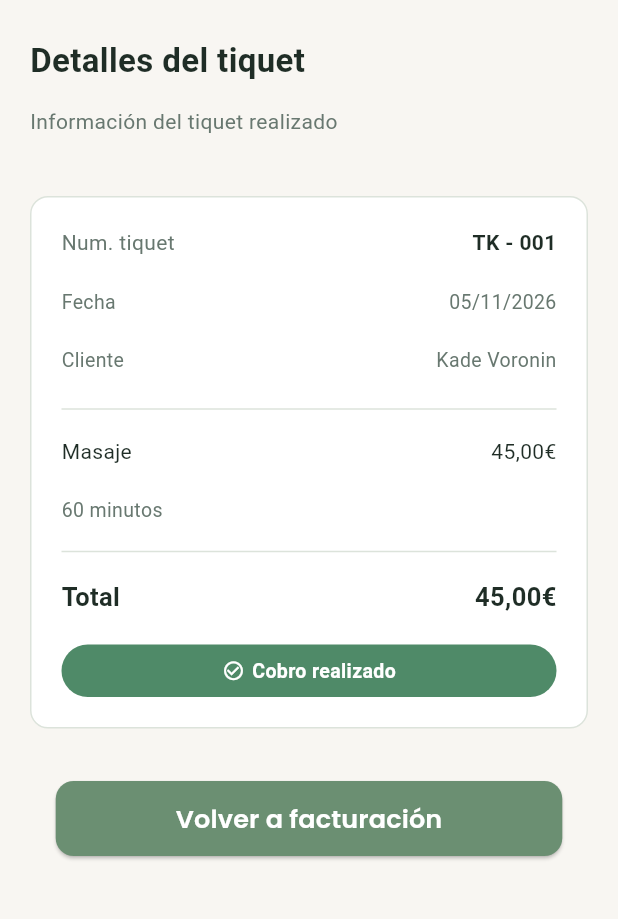
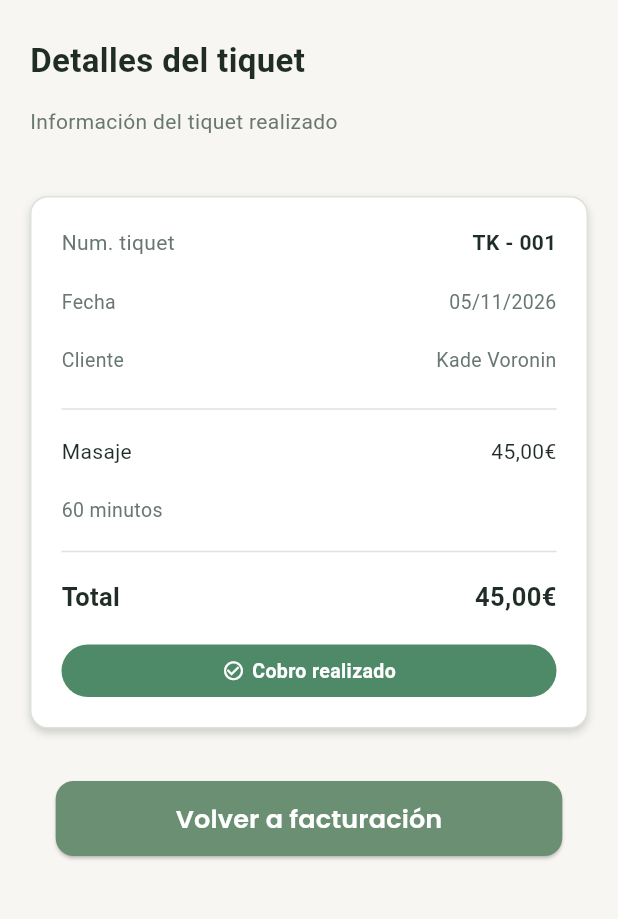
Before and after one commit to JordiCoso/VaporBooking, a Flutter app: the screen it shows after launch, after a tap on the "chevron right" icon, on a phone screen of 412 x 824 dp, the part 212-1131 px from its top. Run offline on Flutter 3.47's test engine with Material 3 defaults, Android fonts, the phone set to English and light mode, and no system bars; our stand-ins replace google_fonts, shared_preferences, sqflite; accounts and stored records are empty.

Commit message:
cambios de nombre en iconos

```diff
--- a/VaporBooking/lib/models/iconos.dart
+++ b/VaporBooking/lib/models/iconos.dart
@@ -1,7 +1,7 @@
 import 'package:flutter/material.dart';
 
-class ListaIconos {
-  ListaIconos._nollamar();
+class NombreIconos {
+  NombreIconos._nollamar();
 
   static const inicio = 'Inicio';
   static const personal = 'Personal';
@@ -20,20 +20,20 @@ class ListaIconos {
   static const rechazado = 'Rechazado';
 }
 
-const Map<String, IconData> opcionesIconos = {
-  ListaIconos.inicio: Icons.cottage_outlined,
-  ListaIconos.personal: Icons.person_outline,
-  ListaIconos.clientes: Icons.badge_outlined,
-  ListaIconos.servicios: Icons.bathtub_outlined,
-  ListaIconos.cobros: Icons.credit_card_outlined,
-  ListaIconos.cartera: Icons.account_balance_wallet_outlined,
-  ListaIconos.flechaPequenaDerecha: Icons.chevron_right,
-  ListaIconos.iconoMasaje: Icons.airline_seat_flat,
-  ListaIconos.iconoEstetica: Icons.face_outlined,
-  ListaIconos.iconoSolarium: Icons.light_mode_outlined,
-  ListaIconos.reloj: Icons.schedule_outlined,
-  ListaIconos.check: Icons.check,
-  ListaIconos.realizado: Icons.check_circle_outline,
-  ListaIconos.pendiente: Icons.error_outline,
-  ListaIconos.rechazado: Icons.close,
+const Map<String, IconData> listaIconos = {
+  NombreIconos.inicio: Icons.cottage_outlined,
+  NombreIconos.personal: Icons.person_outline,
+  NombreIconos.clientes: Icons.badge_outlined,
+  NombreIconos.servicios: Icons.bathtub_outlined,
+  NombreIconos.cobros: Icons.credit_card_outlined,
+  NombreIconos.cartera: Icons.account_balance_wallet_outlined,
+  NombreIconos.flechaPequenaDerecha: Icons.chevron_right,
+  NombreIconos.iconoMasaje: Icons.airline_seat_flat,
+  NombreIconos.iconoEstetica: Icons.face_outlined,
+  NombreIconos.iconoSolarium: Icons.light_mode_outlined,
+  NombreIconos.reloj: Icons.schedule_outlined,
+  NombreIconos.check: Icons.check,
+  NombreIconos.realizado: Icons.check_circle_outline,
+  NombreIconos.pendiente: Icons.error_outline,
+  NombreIconos.rechazado: Icons.close,
 };
--- a/VaporBooking/lib/screens/admin_cobros.dart
+++ b/VaporBooking/lib/screens/admin_cobros.dart
@@ -86,6 +86,15 @@ class _AdminCobrosState extends State<AdminCobros> {
                     decoration: BoxDecoration(
                       color: Theme.of(context).colorScheme.surface,
                       borderRadius: BorderRadius.circular(12),
+
+                      boxShadow: [
+                        BoxShadow(
+                          color: Theme.of(context).colorScheme.surface
+                              .withValues(alpha: 0.2),
+                          blurRadius: 4,
+                          offset: Offset(0, 3),
+                        ),
+                      ],
                     ),
 
                     child: Column(
@@ -106,7 +115,7 @@ class _AdminCobrosState extends State<AdminCobros> {
                             ),
 
                             Icon(
-                              opcionesIconos[ListaIconos.cartera],
+                              listaIconos[NombreIconos.cartera],
                               color: Theme.of(context).colorScheme.secondary,
                             ),
                           ],
@@ -221,7 +230,7 @@ class _AdminCobrosState extends State<AdminCobros> {
 
                             IconButton(
                               icon: Icon(
-                                opcionesIconos[ListaIconos
+                                listaIconos[NombreIconos
                                     .flechaPequenaDerecha],
                                 color: Theme.of(context).colorScheme.secondary,
                               ),
@@ -313,7 +322,7 @@ class _AdminCobrosState extends State<AdminCobros> {
 
                             IconButton(
                               icon: Icon(
-                                opcionesIconos[ListaIconos
+                                listaIconos[NombreIconos
                                     .flechaPequenaDerecha],
                                 color: Theme.of(context).colorScheme.secondary,
                               ),
@@ -405,7 +414,7 @@ class _AdminCobrosState extends State<AdminCobros> {
 
                             IconButton(
                               icon: Icon(
-                                opcionesIconos[ListaIconos
+                                listaIconos[NombreIconos
                                     .flechaPequenaDerecha],
                                 color: Theme.of(context).colorScheme.secondary,
                               ),
--- a/VaporBooking/lib/screens/admin_detalles_ticket.dart
+++ b/VaporBooking/lib/screens/admin_detalles_ticket.dart
@@ -40,15 +40,15 @@ class AdminDetallesTicket extends StatelessWidget {
     if (estado == 'realizado') {
       colorEstado = colores[NombreColores.estadoExito]!;
       textoEstado = 'Cobro realizado';
-      iconoEstado = opcionesIconos[ListaIconos.realizado]!;
+      iconoEstado = listaIconos[NombreIconos.realizado]!;
     } else if (estado == 'pendiente') {
       colorEstado = colores[NombreColores.estadoAviso]!;
       textoEstado = 'Pendiente de cobro';
-      iconoEstado = opcionesIconos[ListaIconos.pendiente]!;
+      iconoEstado = listaIconos[NombreIconos.pendiente]!;
     } else {
       colorEstado = colores[NombreColores.estadoError]!;
       textoEstado = 'Cobro rechazado';
-      iconoEstado = opcionesIconos[ListaIconos.rechazado]!;
+      iconoEstado = listaIconos[NombreIconos.rechazado]!;
     }
 
     //color del texto e icono de pendiente pq es el unico diferente respecto a los otros dos
@@ -127,6 +127,15 @@ class AdminDetallesTicket extends StatelessWidget {
                       color: colores[NombreColores.superficie],
                       borderRadius: BorderRadius.circular(12),
                       border: Border.all(color: colores[NombreColores.bordes]!),
+
+                      boxShadow: [
+                        BoxShadow(
+                          color: colores[NombreColores.textoPrincipal]!
+                              .withValues(alpha: 0.2),
+                          blurRadius: 4,
+                          offset: Offset(0, 3),
+                        ),
+                      ],
                     ),
 
                     child: Column(
--- a/VaporBooking/lib/screens/admin_empleado_anadido.dart
+++ b/VaporBooking/lib/screens/admin_empleado_anadido.dart
@@ -35,7 +35,7 @@ class AdminServicioAnadido extends StatelessWidget {
 
                 child: Center(
                   child: Icon(
-                    opcionesIconos[ListaIconos.check],
+                    listaIconos[NombreIconos.check],
                     size: 45,
                     color: colores[NombreColores.estadoExito],
                   ),
--- a/VaporBooking/lib/screens/admin_servicio_anadido.dart
+++ b/VaporBooking/lib/screens/admin_servicio_anadido.dart
@@ -35,7 +35,7 @@ class AdminServicioAnadido extends StatelessWidget {
 
                 child: Center(
                   child: Icon(
-                    opcionesIconos[ListaIconos.check],
+                    listaIconos[NombreIconos.check],
                     size: 45,
                     color: colores[NombreColores.estadoExito],
                   ),
--- a/VaporBooking/lib/screens/panel_admin.dart
+++ b/VaporBooking/lib/screens/panel_admin.dart
@@ -100,7 +100,7 @@ class _PanelAdminState extends State<PanelAdmin> {
                               ),
                             ),
                             Icon(
-                              opcionesIconos[ListaIconos.cartera],
+                              listaIconos[NombreIconos.cartera],
                               color: Theme.of(context).colorScheme.secondary,
                             ),
                           ],
--- a/VaporBooking/lib/widgets/barra_navegacion_admin.dart
+++ b/VaporBooking/lib/widgets/barra_navegacion_admin.dart
@@ -22,19 +22,19 @@ class BarraNavegacionAdmin extends StatelessWidget {
 
       items: [
         //pantalla principal
-        BottomNavigationBarItem(icon: Icon(opcionesIconos[ListaIconos.inicio]), label: 'Inicio'),
+        BottomNavigationBarItem(icon: Icon(listaIconos[NombreIconos.inicio]), label: 'Inicio'),
 
         //empleados
-        BottomNavigationBarItem(icon: Icon(opcionesIconos[ListaIconos.personal]), label: 'Personal'),
+        BottomNavigationBarItem(icon: Icon(listaIconos[NombreIconos.personal]), label: 'Personal'),
 
         //clientes
-        BottomNavigationBarItem(icon: Icon(opcionesIconos[ListaIconos.clientes]), label: 'Clientes'),
+        BottomNavigationBarItem(icon: Icon(listaIconos[NombreIconos.clientes]), label: 'Clientes'),
 
         //servicios
-        BottomNavigationBarItem(icon: Icon(opcionesIconos[ListaIconos.servicios]), label: 'Servicios'),
+        BottomNavigationBarItem(icon: Icon(listaIconos[NombreIconos.servicios]), label: 'Servicios'),
 
         //cobros
-        BottomNavigationBarItem(icon: Icon(opcionesIconos[ListaIconos.cobros]), label: 'Cobros'),
+        BottomNavigationBarItem(icon: Icon(listaIconos[NombreIconos.cobros]), label: 'Cobros'),
       ],
     );
   }
```
Also changed, not shown: VaporBooking/lib/screens/admin_clientes.dart (+4 -4 lines), VaporBooking/lib/screens/admin_personal.dart (+4 -4 lines), VaporBooking/lib/screens/admin_servicios.dart (+12 -12 lines).
